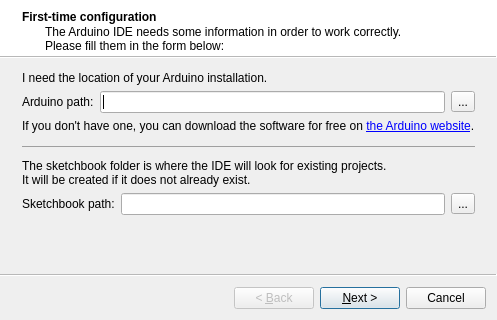
The window that gui/FirstTimeWizard.ui (mupuf/arduide) describes before a commit, drawn with Qt 5.
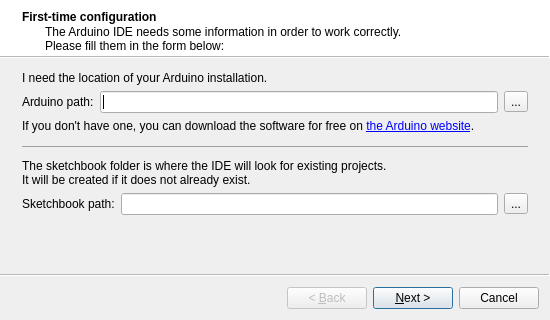
The same window after the commit. Icons and pictures are not drawn.

Commit message: tab names

```diff
--- a/gui/FirstTimeWizard.ui
+++ b/gui/FirstTimeWizard.ui
@@ -6,7 +6,7 @@
    <rect>
     <x>0</x>
     <y>0</y>
-    <width>443</width>
+    <width>550</width>
     <height>320</height>
    </rect>
   </property>
```
Left out of the diff: 3 changed lines with no effect on the pictures. The commit also changes 3 other files.
